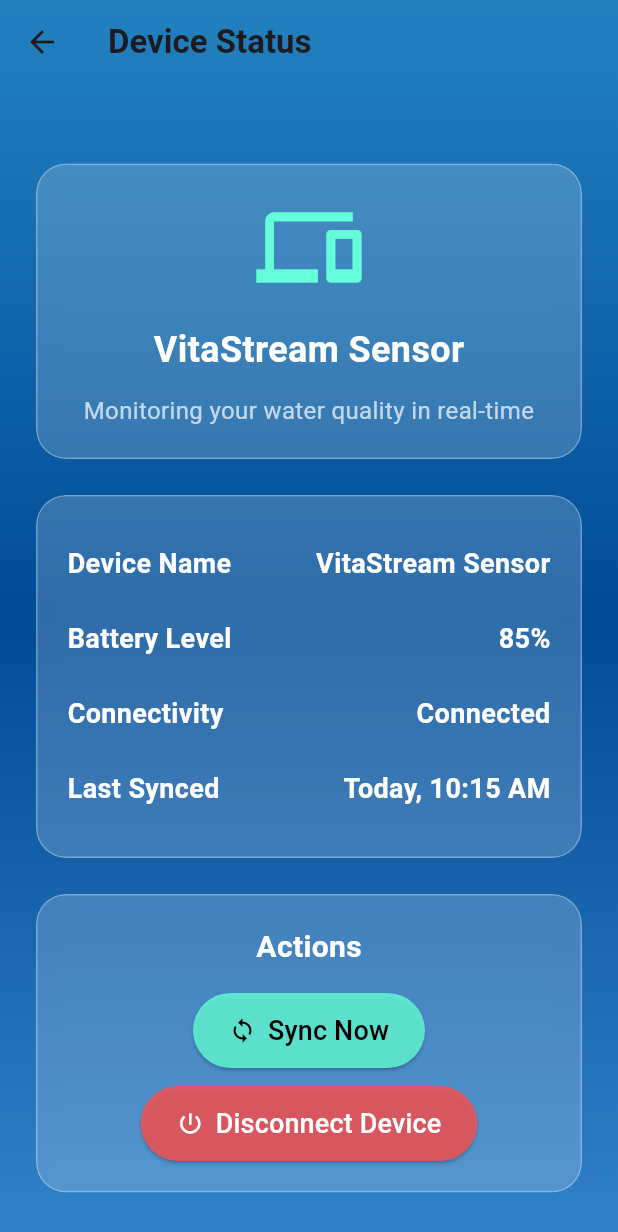
After one commit to bristisamanta/vita-stream-fronted, a Flutter app: the DeviceStatusScreen screen opened directly, on a phone screen of 412 x 824 dp. The commit adds this screen. Shown: the top 1232 px of the screen. Run offline on Flutter 3.47's test engine with Material 3 defaults, Android fonts, the light colour scheme and no system bars; our stand-ins replace animated_background, fl_chart, flutter_local_notifications, flutter_secure_storage, flutter_svg, geolocator and 7 more; accounts and stored records are empty; network calls fail.

Commit message:
Added device status

```diff
--- a/lib/screens/dashboard_screen.dart
+++ b/lib/screens/dashboard_screen.dart
@@ -18,6 +18,7 @@ import 'map_screen.dart';
 import 'tips_screen.dart';
 import 'water_intake_screen.dart'; // ✅ NEW IMPORT
 import 'remainder_screen.dart'; // ✅ NEW IMPORT
+import 'device_status_screen.dart'; // ✅ NEW IMPORT
 
 class DashboardScreen extends StatefulWidget {
   const DashboardScreen({super.key});
@@ -361,13 +362,17 @@ class _DashboardScreenState extends State<DashboardScreen> {
           );
         }),
         _featureCard("Reminders", Icons.alarm, Colors.purple, onTap: () {
-          // ✅ Added navigation to RemindersScreen
           Navigator.push(
             context,
             MaterialPageRoute(builder: (context) => const RemindersScreen()),
           );
         }),
-        _featureCard("Device Status", Icons.devices, Colors.orange),
+        _featureCard("Device Status", Icons.devices, Colors.orange, onTap: () {
+          Navigator.push(
+            context,
+            MaterialPageRoute(builder: (context) => const DeviceStatusScreen()),
+          );
+        }),
         _featureCard("Safe Sources", Icons.map, Colors.green),
         _featureCard("Alerts", Icons.warning, Colors.red, onTap: () {
           Navigator.pushNamed(context, "/alert");
--- /dev/null
+++ b/lib/screens/device_status_screen.dart
@@ -0,0 +1,186 @@
+import 'dart:ui';
+import 'package:flutter/material.dart';
+
+class DeviceStatusScreen extends StatefulWidget {
+  const DeviceStatusScreen({super.key});
+
+  @override
+  State<DeviceStatusScreen> createState() => _DeviceStatusScreenState();
+}
+
+class _DeviceStatusScreenState extends State<DeviceStatusScreen> {
+  // ✅ Sample device status data
+  Map<String, String> deviceInfo = {
+    "Device Name": "VitaStream Sensor",
+    "Battery Level": "85%",
+    "Connectivity": "Connected",
+    "Last Synced": "Today, 10:15 AM",
+  };
+
+  @override
+  Widget build(BuildContext context) {
+    return Scaffold(
+      extendBodyBehindAppBar: true,
+      appBar: AppBar(
+        title: const Text(
+          "Device Status",
+          style: TextStyle(fontSize: 22, fontWeight: FontWeight.bold),
+        ),
+        backgroundColor: Colors.transparent,
+        elevation: 0,
+      ),
+      body: Container(
+        decoration: const BoxDecoration(
+          gradient: LinearGradient(
+            colors: [
+              Color.fromARGB(220, 0, 110, 180),
+              Color.fromARGB(255, 0, 75, 150),
+              Color.fromARGB(255, 50, 130, 200),
+            ],
+            begin: Alignment.topCenter,
+            end: Alignment.bottomCenter,
+          ),
+        ),
+        child: Center(
+          child: SingleChildScrollView(
+            padding: const EdgeInsets.all(24.0),
+            child: Column(
+              children: [
+                const SizedBox(height: 80),
+                _glassCard(
+                  Padding(
+                    padding: const EdgeInsets.all(20.0),
+                    child: Column(
+                      children: [
+                        const Icon(Icons.devices,
+                            size: 70, color: Colors.tealAccent),
+                        const SizedBox(height: 16),
+                        const Text(
+                          "VitaStream Sensor",
+                          style: TextStyle(
+                              fontSize: 24,
+                              fontWeight: FontWeight.bold,
+                              color: Colors.white),
+                        ),
+                        const SizedBox(height: 12),
+                        const Text(
+                          "Monitoring your water quality in real-time",
+                          textAlign: TextAlign.center,
+                          style: TextStyle(
+                              fontSize: 16, color: Colors.white70),
+                        ),
+                      ],
+                    ),
+                  ),
+                ),
+                const SizedBox(height: 24),
+                _glassCard(
+                  Padding(
+                    padding: const EdgeInsets.all(20.0),
+                    child: Column(
+                      children: deviceInfo.entries.map((entry) {
+                        return Padding(
+                          padding: const EdgeInsets.symmetric(vertical: 12.0),
+                          child: Row(
+                            mainAxisAlignment: MainAxisAlignment.spaceBetween,
+                            children: [
+                              Text(
+                                entry.key,
+                                style: const TextStyle(
+                                    color: Colors.white,
+                                    fontSize: 18,
+                                    fontWeight: FontWeight.w600),
+                              ),
+                              Text(
+                                entry.value,
+                                style: const TextStyle(
+                                    color: Colors.white,
+                                    fontSize: 18,
+                                    fontWeight: FontWeight.bold),
+                              ),
+                            ],
+                          ),
+                        );
+                      }).toList(),
+                    ),
+                  ),
+                ),
+                const SizedBox(height: 24),
+                _glassCard(
+                  Padding(
+                    padding: const EdgeInsets.all(20.0),
+                    child: Column(
+                      children: [
+                        const Text(
+                          "Actions",
+                          style: TextStyle(
+                              color: Colors.white,
+                              fontSize: 20,
+                              fontWeight: FontWeight.bold),
+                        ),
+                        const SizedBox(height: 16),
+                        ElevatedButton.icon(
+                          onPressed: () {
+                            // TODO: Add sync functionality
+                          },
+                          icon: const Icon(Icons.sync),
+                          label: const Text(
+                            "Sync Now",
+                            style: TextStyle(fontSize: 18),
+                          ),
+                          style: ElevatedButton.styleFrom(
+                            backgroundColor:
+                                Colors.tealAccent.withOpacity(0.8),
+                            foregroundColor: Colors.black,
+                            padding: const EdgeInsets.symmetric(
+                                vertical: 12, horizontal: 24),
+                          ),
+                        ),
+                        const SizedBox(height: 12),
+                        ElevatedButton.icon(
+                          onPressed: () {
+                            // TODO: Add disconnect functionality
+                          },
+                          icon: const Icon(Icons.power_settings_new),
+                          label: const Text(
+                            "Disconnect Device",
+                            style: TextStyle(fontSize: 18),
+                          ),
+                          style: ElevatedButton.styleFrom(
+                            backgroundColor:
+                                Colors.redAccent.withOpacity(0.8),
+                            foregroundColor: Colors.white,
+                            padding: const EdgeInsets.symmetric(
+                                vertical: 12, horizontal: 24),
+                          ),
+                        ),
+                      ],
+                    ),
+                  ),
+                ),
+              ],
+            ),
+          ),
+        ),
+      ),
+    );
+  }
+
+  Widget _glassCard(Widget child) {
+    return ClipRRect(
+      borderRadius: BorderRadius.circular(20),
+      child: BackdropFilter(
+        filter: ImageFilter.blur(sigmaX: 15, sigmaY: 15),
+        child: Container(
+          width: double.infinity,
+          decoration: BoxDecoration(
+            color: Colors.white.withOpacity(0.18),
+            borderRadius: BorderRadius.circular(20),
+            border: Border.all(color: Colors.white.withOpacity(0.3), width: 1),
+          ),
+          child: child,
+        ),
+      ),
+    );
+  }
+}
```
